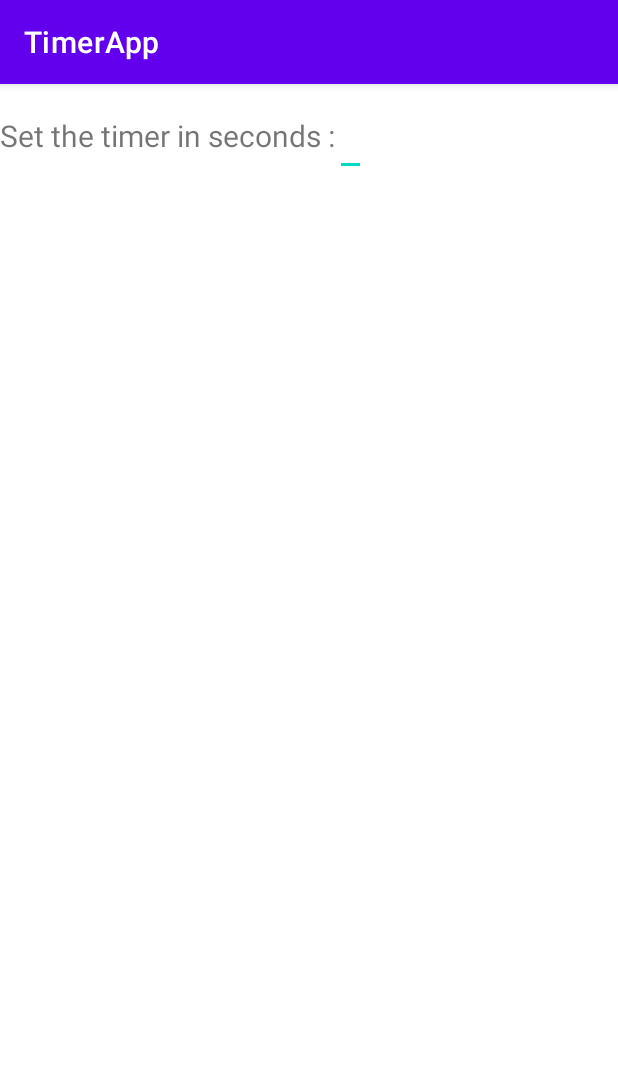
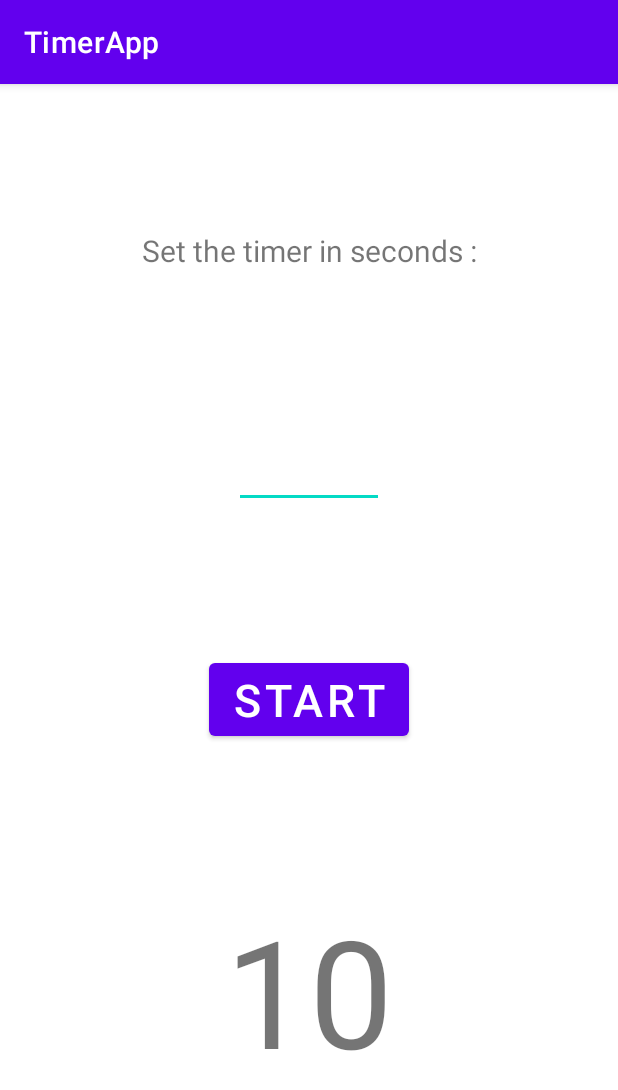
Before and after one commit to dleurs/timer-android-kotlin, an Android app: the screen it shows after launch (MainActivity), on a phone screen of 412 x 824 dp. Shown: the top 1090 px of the screen. Run offline under Robolectric (Android 15) with nearby library versions, the phone set to English and light mode, and no system bars.

Commit message:
Finally UI set

```diff
--- a/app/src/main/res/layout/activity_main.xml
+++ b/app/src/main/res/layout/activity_main.xml
@@ -1,9 +1,10 @@
 <?xml version="1.0" encoding="utf-8"?>
-<LinearLayout xmlns:android="http://schemas.android.com/apk/res/android"
+<androidx.constraintlayout.widget.ConstraintLayout xmlns:android="http://schemas.android.com/apk/res/android"
     xmlns:app="http://schemas.android.com/apk/res-auto"
     xmlns:tools="http://schemas.android.com/tools"
     android:layout_width="match_parent"
     android:layout_height="match_parent"
+    android:orientation="vertical"
     tools:context=".MainActivity">
 
     <TextView
@@ -13,21 +14,46 @@
         android:text="Set the timer in seconds :"
         android:textSize="20sp"
         app:layout_constraintBottom_toTopOf="@+id/etTimerInput"
-        app:layout_constraintTop_toTopOf="parent"
-        tools:layout_editor_absoluteX="111dp" />
+        app:layout_constraintEnd_toEndOf="parent"
+        app:layout_constraintHorizontal_bias="0.5"
+        app:layout_constraintStart_toStartOf="parent"
+        app:layout_constraintTop_toTopOf="parent" />
 
     <EditText
         android:id="@+id/etTimerInput"
         android:layout_width="wrap_content"
         android:layout_height="wrap_content"
+        android:width="100sp"
         android:textSize="30sp"
-        app:layout_constraintBottom_toBottomOf="parent"
-        tools:layout_editor_absoluteX="180dp" />
+        app:layout_constraintBottom_toTopOf="@+id/bLaunchTimer"
+        app:layout_constraintEnd_toEndOf="parent"
+        app:layout_constraintHorizontal_bias="0.5"
+        app:layout_constraintStart_toStartOf="parent"
+        app:layout_constraintTop_toBottomOf="@+id/tvTimerInputLabel" />
+
+    <Button
+        android:id="@+id/bLaunchTimer"
+        android:layout_width="wrap_content"
+        android:layout_height="wrap_content"
+        android:text="Start"
+        android:textSize="30sp"
+        app:layout_constraintBottom_toTopOf="@+id/tvTimer"
+        app:layout_constraintEnd_toEndOf="parent"
+        app:layout_constraintHorizontal_bias="0.5"
+        app:layout_constraintStart_toStartOf="parent"
+        app:layout_constraintTop_toBottomOf="@+id/etTimerInput" />
 
     <TextView
         android:id="@+id/tvTimer"
         android:layout_width="wrap_content"
         android:layout_height="wrap_content"
-        android:textSize="30sp"/>
+        android:text="10"
+        android:textSize="100sp"
+        app:layout_constraintBottom_toBottomOf="parent"
+        app:layout_constraintEnd_toEndOf="parent"
+        app:layout_constraintHorizontal_bias="0.5"
+        app:layout_constraintStart_toStartOf="parent"
+        app:layout_constraintTop_toBottomOf="@+id/bLaunchTimer" />
 
-</LinearLayout>
+
+</androidx.constraintlayout.widget.ConstraintLayout>
```
